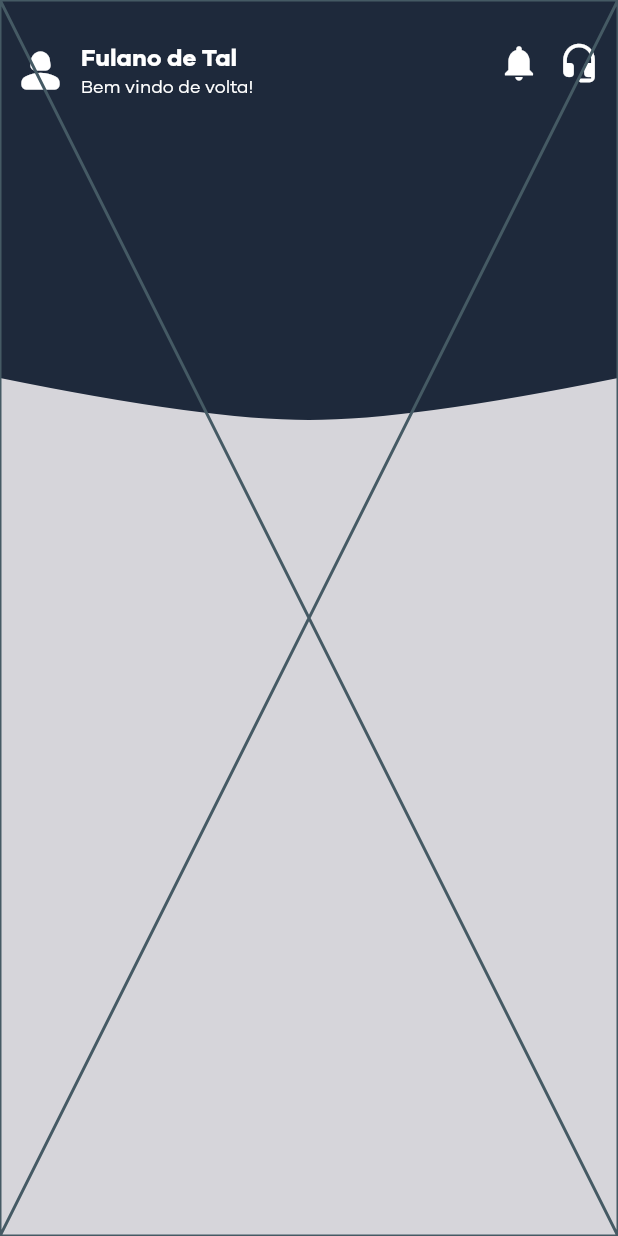
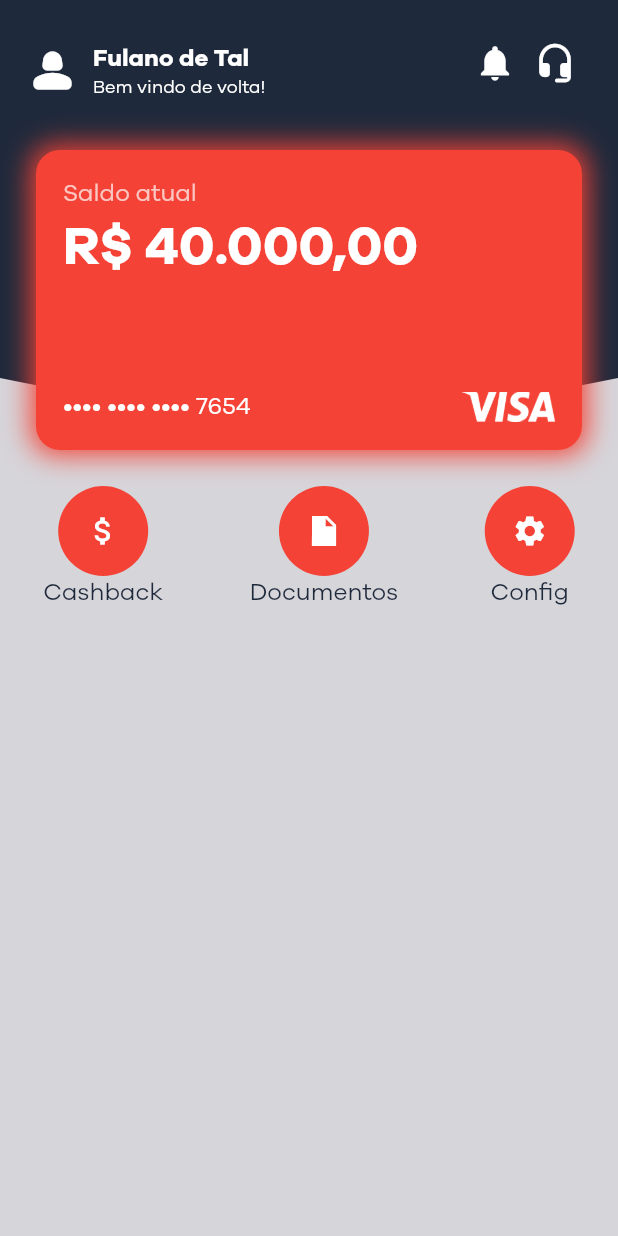
Before and after one commit to JoaoPauloLaurindo/CoreCardApp, a Flutter app: the HomeScreen screen opened directly, on a phone screen of 412 x 824 dp. Run offline on Flutter 3.47's test engine with Material 2 defaults, Android fonts, the phone set to English and light mode, and no system bars.

Commit message:
CreditCardComponent

```diff
--- a/lib/screens/home/home_screen.dart
+++ b/lib/screens/home/home_screen.dart
@@ -1,8 +1,6 @@
 import 'package:corecard/themes/theme_colors.dart';
-import 'package:corecard/widgets/actions/actions_component.dart';
-import 'package:corecard/widgets/customClipper/custom_clipper_background.dart';
+import 'package:corecard/widgets/cards/credit_card_component.dart';
 import 'package:corecard/widgets/header/header_bar_user_component.dart';
-import 'package:corecard/widgets/infos/user_component.dart';
 import 'package:flutter/material.dart';
 
 class HomeScreen extends StatelessWidget {
@@ -12,21 +10,82 @@ class HomeScreen extends StatelessWidget {
   Widget build(BuildContext context) {
     return const Scaffold(
       backgroundColor: ThemeColors.backgroundColor,
-      body: Stack(
-        children: [
-          HeaderBarUserComponent(),
-          CardComponent(),
+      body: Column(
+        children: <Widget>[
+          Stack(
+            children: [
+              HeaderBarUserComponent(),
+              Positioned(
+                child: Padding(
+                  padding: EdgeInsets.only(
+                    left: 24.0,
+                    top: 100.0,
+                    right: 24.0,
+                  ),
+                  child: CreditCardComponent(
+                    balanceAvalible: "R\$ 40.000,00",
+                  ),
+                ),
+              ),
+            ],
+          ),
+          Row(
+            mainAxisAlignment: MainAxisAlignment.spaceAround,
+            children: <Widget>[
+              ActionButtonComponent(
+                icon: Icons.attach_money_outlined,
+                label: "Cashback",
+              ),
+              ActionButtonComponent(
+                icon: Icons.insert_drive_file_sharp,
+                label: "Documentos",
+              ),
+              ActionButtonComponent(
+                icon: Icons.settings,
+                label: "Config",
+              ),
+            ],
+          ),
         ],
       ),
     );
   }
 }
 
-class CardComponent extends StatelessWidget {
-  const CardComponent({super.key});
+class ActionButtonComponent extends StatelessWidget {
+  final String label;
+  final IconData icon;
+
+  const ActionButtonComponent({
+    required this.icon,
+    required this.label,
+    super.key,
+  });
 
   @override
   Widget build(BuildContext context) {
-    return Placeholder();
+    return Padding(
+      padding: const EdgeInsets.all(24.0),
+      child: Column(
+        children: [
+          Container(
+            height: 60.0,
+            width: 60.0,
+            decoration: BoxDecoration(
+              color: ThemeColors.primaryColor,
+              borderRadius: BorderRadius.circular(30),
+            ),
+            child: Icon(icon),
+          ),
+          Text(
+            label,
+            style: const TextStyle(
+              color: ThemeColors.secundaryColor,
+              fontSize: 16.0,
+            ),
+          )
+        ],
+      ),
+    );
   }
 }
--- a/lib/themes/core_theme.dart
+++ b/lib/themes/core_theme.dart
@@ -20,7 +20,6 @@ ThemeData CoreTheme = ThemeData(
     ),
     bodySmall: TextStyle(
       fontSize: 16,
-      color: ThemeColors.secundaryColor,
     ),
   ),
 );
--- /dev/null
+++ b/lib/widgets/cards/credit_card_component.dart
@@ -0,0 +1,60 @@
+import 'package:corecard/themes/theme_colors.dart';
+import 'package:flutter/material.dart';
+
+class CreditCardComponent extends StatelessWidget {
+  final String balanceAvalible;
+  const CreditCardComponent({required this.balanceAvalible, super.key});
+
+  @override
+  Widget build(BuildContext context) {
+    return Container(
+      height: 200.0,
+      width: double.infinity,
+      decoration: BoxDecoration(
+        color: ThemeColors.primaryColor,
+        boxShadow: const [
+          BoxShadow(
+            color: ThemeColors.primaryColor,
+            blurRadius: 15.0,
+            spreadRadius: 3.0,
+          ),
+        ],
+        borderRadius: BorderRadius.circular(
+          16.0,
+        ),
+      ),
+      child: Padding(
+        padding: const EdgeInsets.all(18.0),
+        child: Column(
+          crossAxisAlignment: CrossAxisAlignment.start,
+          mainAxisAlignment: MainAxisAlignment.spaceBetween,
+          children: <Widget>[
+            Column(
+              crossAxisAlignment: CrossAxisAlignment.start,
+              children: [
+                Text(
+                  "Saldo atual",
+                  style: Theme.of(context).textTheme.bodySmall,
+                ),
+                Text(
+                  balanceAvalible,
+                  style: Theme.of(context).textTheme.bodyLarge,
+                ),
+              ],
+            ),
+            Row(
+              mainAxisAlignment: MainAxisAlignment.spaceBetween,
+              children: <Widget>[
+                const Text("•••• •••• •••• 7654"),
+                Image.asset(
+                  "assets/images/visa_logo_white.png",
+                  height: 20,
+                ),
+              ],
+            )
+          ],
+        ),
+      ),
+    );
+  }
+}
--- a/lib/widgets/header/header_bar_user_component.dart
+++ b/lib/widgets/header/header_bar_user_component.dart
@@ -17,9 +17,12 @@ class HeaderBarUserComponent extends StatelessWidget {
         color: ThemeColors.secundaryColor,
         child: const Padding(
           padding: EdgeInsets.only(
-            left: 8.0,
+            left: 16.0,
+            right: 16.0,
             top: 28.0,
           ),
+          child: Padding(
+            padding: EdgeInsets.only(bottom: 28.0),
             child: Row(
               mainAxisAlignment: MainAxisAlignment.spaceBetween,
               crossAxisAlignment: CrossAxisAlignment.start,
@@ -30,6 +33,7 @@ class HeaderBarUserComponent extends StatelessWidget {
             ),
           ),
         ),
+      ),
     );
   }
 }
--- a/pubspec.yaml
+++ b/pubspec.yaml
@@ -66,9 +66,8 @@ flutter:
         - asset: fonts/Galano-Regular.otf
 
   # To add assets to your application, add an assets section, like this:
-  # assets:
-  #   - images/a_dot_burr.jpeg
-  #   - images/a_dot_ham.jpeg
+  assets:
+    - assets/images/visa_logo_white.png
 
   # An image asset can refer to one or more resolution-specific "variants", see
   # https://flutter.dev/assets-and-images/#resolution-aware
```
Also changed, not shown: assets/images/visa_logo_white.png (added). Lines whose indentation alone changed are shown as unchanged.
